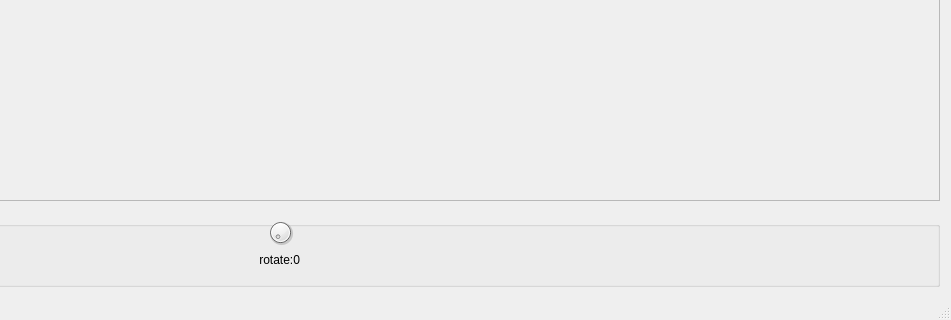
This is QtImageAssistant/mainwindow.ui in lonly-wolf/serialAssistant as Qt 5 draws it before an edit; both pictures show x 356 to 1307 and y 418 to 738 of the 1307 by 738 pixel window. The edited form follows.
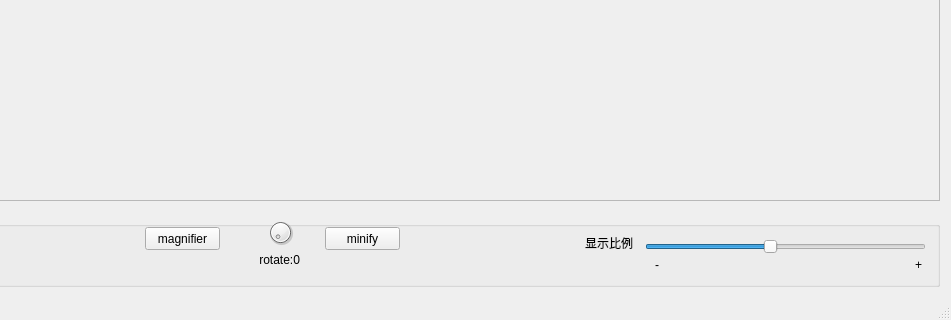
This is the edited form. Icons and pictures are not drawn.

```diff
--- a/QtImageAssistant/mainwindow.ui
+++ b/QtImageAssistant/mainwindow.ui
@@ -94,6 +94,93 @@
         </item>
        </layout>
       </widget>
+      <widget class="QPushButton" name="pushButton">
+       <property name="geometry">
+        <rect>
+         <x>490</x>
+         <y>20</y>
+         <width>75</width>
+         <height>23</height>
+        </rect>
+       </property>
+       <property name="text">
+        <string>magnifier</string>
+       </property>
+      </widget>
+      <widget class="QPushButton" name="pushButton_2">
+       <property name="geometry">
+        <rect>
+         <x>670</x>
+         <y>20</y>
+         <width>75</width>
+         <height>23</height>
+        </rect>
+       </property>
+       <property name="text">
+        <string>minify</string>
+       </property>
+      </widget>
+      <widget class="QSlider" name="horizontalSlider">
+       <property name="geometry">
+        <rect>
+         <x>990</x>
+         <y>30</y>
+         <width>281</width>
+         <height>20</height>
+        </rect>
+       </property>
+       <property name="minimum">
+        <number>1</number>
+       </property>
+       <property name="maximum">
+        <number>10</number>
+       </property>
+       <property name="value">
+        <number>5</number>
+       </property>
+       <property name="orientation">
+        <enum>Qt::Horizontal</enum>
+       </property>
+      </widget>
+      <widget class="QLabel" name="label_2">
+       <property name="geometry">
+        <rect>
+         <x>930</x>
+         <y>30</y>
+         <width>54</width>
+         <height>12</height>
+        </rect>
+       </property>
+       <property name="text">
+        <string>显示比例</string>
+       </property>
+      </widget>
+      <widget class="QLabel" name="label_3">
+       <property name="geometry">
+        <rect>
+         <x>1000</x>
+         <y>50</y>
+         <width>16</width>
+         <height>16</height>
+        </rect>
+       </property>
+       <property name="text">
+        <string>-</string>
+       </property>
+      </widget>
+      <widget class="QLabel" name="label_4">
+       <property name="geometry">
+        <rect>
+         <x>1260</x>
+         <y>50</y>
+         <width>21</width>
+         <height>16</height>
+        </rect>
+       </property>
+       <property name="text">
+        <string>+</string>
+       </property>
+      </widget>
      </widget>
     </item>
    </layout>
```
Left out of the diff: 5 changed lines with no effect on the pictures.
